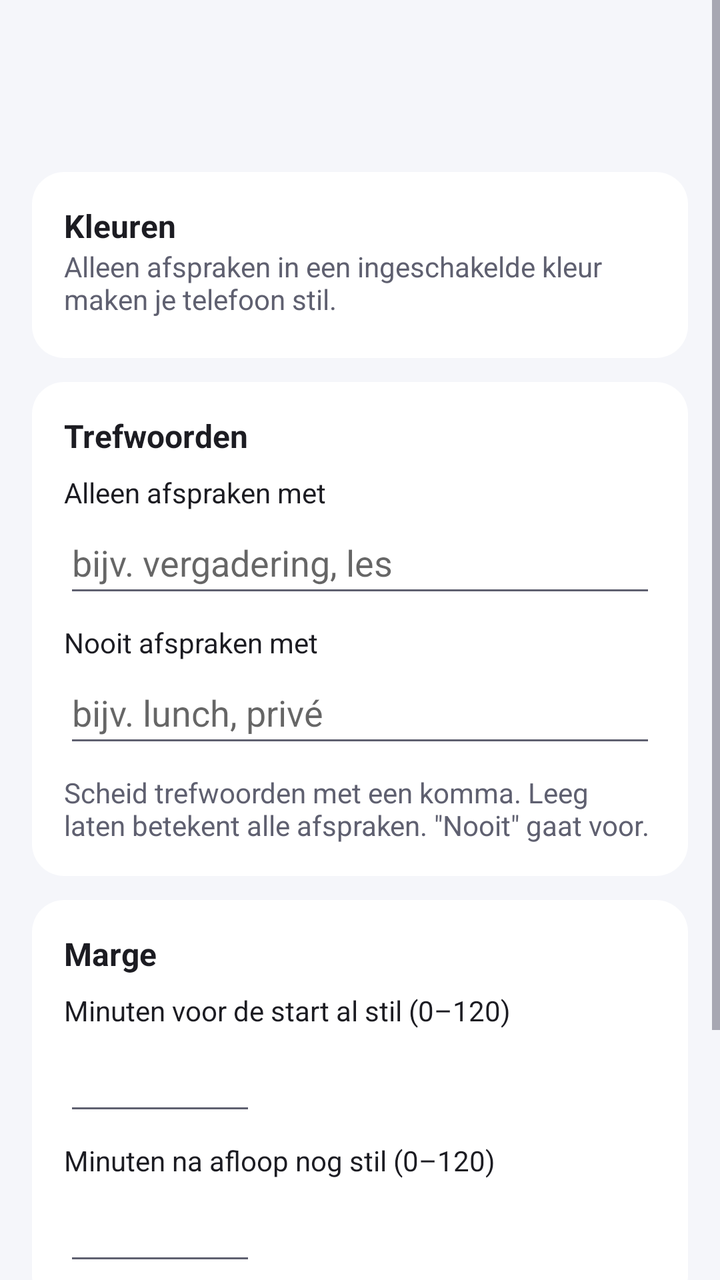
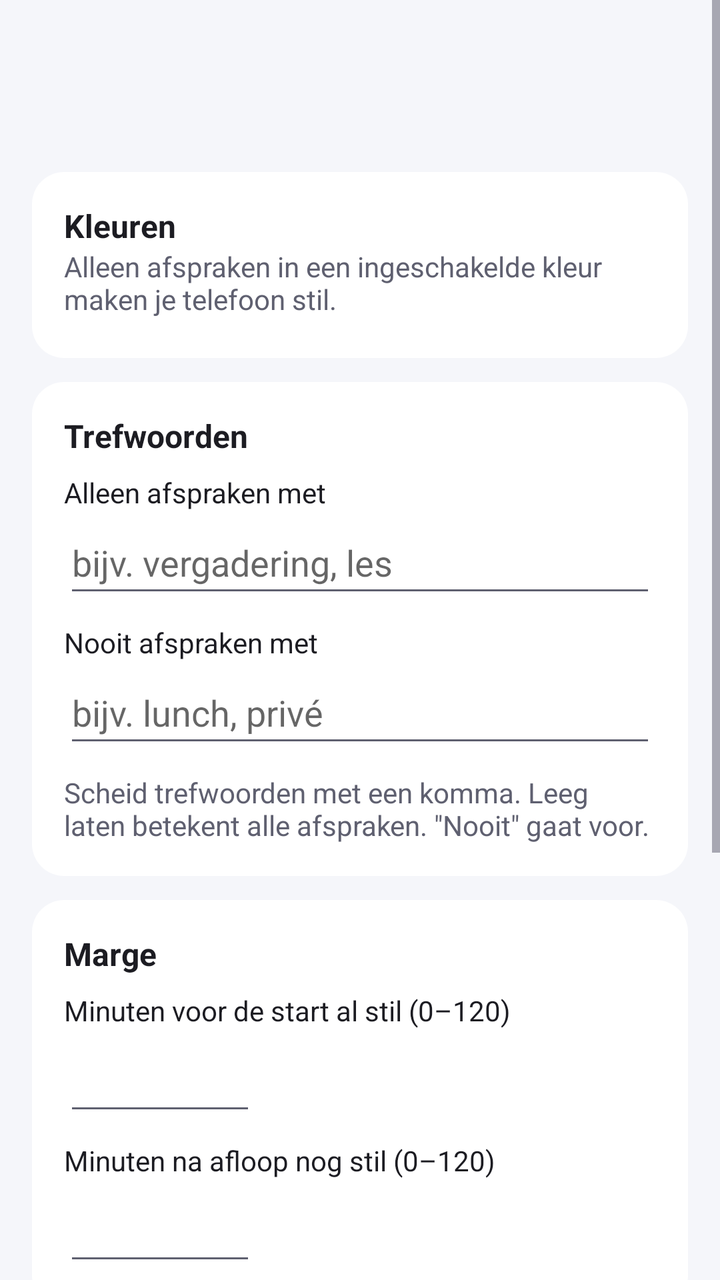

Before-and-after screenshots of an Android layout around one commit, followed by the original layout XML and the change that was made.
<!-- AndroidManifest.xml: application theme Theme.StilleModus -->
<!-- res/layout/activity_calendar_settings.xml -->
<?xml version="1.0" encoding="utf-8"?>
<ScrollView xmlns:android="http://schemas.android.com/apk/res/android"
    android:layout_width="match_parent"
    android:layout_height="match_parent"
    android:fitsSystemWindows="true">

    <LinearLayout
        android:layout_width="match_parent"
        android:layout_height="wrap_content"
        android:orientation="vertical"
        android:padding="16dp">

        <TextView
            android:id="@+id/calendarTitle"
            style="@style/ScreenTitle"
            android:layout_width="match_parent"
            android:layout_height="wrap_content" />

        <TextView
            android:id="@+id/calendarSubtitle"
            style="@style/Hint"
            android:layout_width="match_parent"
            android:layout_height="wrap_content"
            android:layout_marginBottom="16dp" />

        <LinearLayout
            style="@style/Card"
            android:layout_width="match_parent"
            android:layout_height="wrap_content"
            android:orientation="vertical">

            <TextView
                style="@style/SectionTitle"
                android:layout_width="match_parent"
                android:layout_height="wrap_content"
                android:text="@string/colors_title" />

            <TextView
                style="@style/Hint"
                android:layout_width="match_parent"
                android:layout_height="wrap_content"
                android:layout_marginBottom="4dp"
                android:text="@string/colors_hint" />

            <LinearLayout
                android:id="@+id/colorList"
                android:layout_width="match_parent"
                android:layout_height="wrap_content"
                android:orientation="vertical" />
        </LinearLayout>

        <LinearLayout
            style="@style/Card"
            android:layout_width="match_parent"
            android:layout_height="wrap_content"
            android:orientation="vertical">

            <TextView
                style="@style/SectionTitle"
                android:layout_width="match_parent"
                android:layout_height="wrap_content"
                android:layout_marginBottom="8dp"
                android:text="@string/keywords_title" />

            <TextView
                android:layout_width="match_parent"
                android:layout_height="wrap_content"
                android:labelFor="@+id/includeKeywords"
                android:text="@string/include_keywords_label"
                android:textColor="@color/text_primary" />

            <EditText
                android:id="@+id/includeKeywords"
                android:layout_width="match_parent"
                android:layout_height="wrap_content"
                android:layout_marginBottom="8dp"
                android:hint="@string/include_keywords_hint"
                android:importantForAutofill="no"
                android:inputType="text"
                android:minHeight="48dp" />

            <TextView
                android:layout_width="match_parent"
                android:layout_height="wrap_content"
                android:labelFor="@+id/excludeKeywords"
                android:text="@string/exclude_keywords_label"
                android:textColor="@color/text_primary" />

            <EditText
                android:id="@+id/excludeKeywords"
                android:layout_width="match_parent"
                android:layout_height="wrap_content"
                android:layout_marginBottom="8dp"
                android:hint="@string/exclude_keywords_hint"
                android:importantForAutofill="no"
                android:inputType="text"
                android:minHeight="48dp" />

            <TextView
                style="@style/Hint"
                android:layout_width="match_parent"
                android:layout_height="wrap_content"
                android:text="@string/keywords_hint" />
        </LinearLayout>

        <LinearLayout
            style="@style/Card"
            android:layout_width="match_parent"
            android:layout_height="wrap_content"
            android:orientation="vertical">

            <TextView
                style="@style/SectionTitle"
                android:layout_width="match_parent"
                android:layout_height="wrap_content"
                android:layout_marginBottom="8dp"
                android:text="@string/margin_title" />

            <TextView
                android:layout_width="match_parent"
                android:layout_height="wrap_content"
                android:labelFor="@+id/marginMinutes"
                android:text="@string/margin_label"
                android:textColor="@color/text_primary" />

            <EditText
                android:id="@+id/marginMinutes"
                android:layout_width="96dp"
                android:layout_height="wrap_content"
                android:layout_marginBottom="8dp"
                android:importantForAutofill="no"
                android:inputType="number"
                android:maxLength="3"
                android:minHeight="48dp" />

            <TextView
                android:layout_width="match_parent"
                android:layout_height="wrap_content"
                android:labelFor="@+id/marginAfterMinutes"
                android:text="@string/margin_after_label"
                android:textColor="@color/text_primary" />

            <EditText
                android:id="@+id/marginAfterMinutes"
                android:layout_width="96dp"
                android:layout_height="wrap_content"
                android:importantForAutofill="no"
                android:inputType="number"
                android:maxLength="3"
                android:minHeight="48dp" />
        </LinearLayout>

        <LinearLayout
            style="@style/Card"
            android:layout_width="match_parent"
            android:layout_height="wrap_content"
            android:orientation="vertical">

            <TextView
                style="@style/SectionTitle"
                android:layout_width="match_parent"
                android:layout_height="wrap_content"
                android:text="@string/all_day_title" />

            <Switch
                android:id="@+id/allDaySwitch"
                android:layout_width="match_parent"
                android:layout_height="wrap_content"
                android:minHeight="48dp"
                android:text="@string/all_day_label" />
        </LinearLayout>
    </LinearLayout>
</ScrollView>
<!-- resources referenced by this layout -->
<resources>
  <color name="text_primary">#1C1C22</color>
  <string name="all_day_label">Hele-dagafspraken meenemen</string>
  <string name="all_day_title">Hele dag</string>
  <string name="colors_hint">Alleen afspraken in een ingeschakelde kleur maken je telefoon stil.</string>
  <string name="colors_title">Kleuren</string>
  <string name="exclude_keywords_hint">bijv. lunch, privé</string>
  <string name="exclude_keywords_label">Nooit afspraken met</string>
  <string name="include_keywords_hint">bijv. vergadering, les</string>
  <string name="include_keywords_label">Alleen afspraken met</string>
  <string name="keywords_hint">Scheid trefwoorden met een komma. Leeg laten betekent alle afspraken. \"Nooit\" gaat voor.</string>
  <string name="keywords_title">Trefwoorden</string>
  <string name="margin_after_label">Minuten na afloop nog stil (0–120)</string>
  <string name="margin_label">Minuten voor de start al stil (0–120)</string>
  <string name="margin_title">Marge</string>
  <style name="Card">
          <item name="android:background">@drawable/card_background</item>
          <item name="android:padding">16dp</item>
          <item name="android:layout_marginBottom">12dp</item>
      </style>
  <style name="Hint">
          <item name="android:textSize">14sp</item>
          <item name="android:textColor">@color/text_secondary</item>
      </style>
  <style name="ScreenTitle">
          <item name="android:textSize">26sp</item>
          <item name="android:textStyle">bold</item>
          <item name="android:textColor">@color/text_primary</item>
      </style>
  <style name="SectionTitle">
          <item name="android:textSize">16sp</item>
          <item name="android:textStyle">bold</item>
          <item name="android:textColor">@color/text_primary</item>
      </style>
  <style name="Theme.StilleModus" parent="android:Theme.Material.Light.NoActionBar">
          <item name="android:colorPrimary">@color/brand</item>
          <item name="android:colorPrimaryDark">@color/background</item>
          <item name="android:colorAccent">@color/brand</item>
          <item name="android:colorBackground">@color/background</item>
          <item name="android:windowBackground">@color/background</item>
          <item name="android:statusBarColor">@color/background</item>
          <item name="android:navigationBarColor">@color/background</item>
          <item name="android:textColorPrimary">@color/text_primary</item>
          <item name="android:textColorSecondary">@color/text_secondary</item>
          <item name="android:windowLightStatusBar">true</item>
      </style>
  <!-- drawable card_background (drawable) -->
  <?xml version="1.0" encoding="utf-8"?>
  <shape xmlns:android="http://schemas.android.com/apk/res/android" android:shape="rectangle">
      <solid android:color="@color/surface" />
      <corners android:radius="16dp" />
  </shape>
  <color name="text_secondary">#5F6070</color>
  <color name="brand">#3F51B5</color>
  <color name="background">#F5F6FA</color>
  <color name="surface">#FFFFFF</color>
</resources>

<!-- the commit's change to res/layout/activity_calendar_settings.xml (unified diff, before → after) -->
@@ -169,5 +169,31 @@
                 android:minHeight="48dp"
                 android:text="@string/all_day_label" />
         </LinearLayout>
+
+        <LinearLayout
+            style="@style/Card"
+            android:layout_width="match_parent"
+            android:layout_height="wrap_content"
+            android:orientation="vertical">
+
+            <TextView
+                style="@style/SectionTitle"
+                android:layout_width="match_parent"
+                android:layout_height="wrap_content"
+                android:text="@string/invited_title" />
+
+            <Switch
+                android:id="@+id/invitedSwitch"
+                android:layout_width="match_parent"
+                android:layout_height="wrap_content"
+                android:minHeight="48dp"
+                android:text="@string/invited_label" />
+
+            <TextView
+                style="@style/Hint"
+                android:layout_width="match_parent"
+                android:layout_height="wrap_content"
+                android:text="@string/invited_hint" />
+        </LinearLayout>
     </LinearLayout>
 </ScrollView>
<!-- resource entries referenced after the edit -->
@@ -9,6 +9,9 @@
   <string name="exclude_keywords_label">Nooit afspraken met</string>
   <string name="include_keywords_hint">bijv. vergadering, les</string>
   <string name="include_keywords_label">Alleen afspraken met</string>
+  <string name="invited_hint">Staat dit uit, dan kan niemand je telefoon stil zetten met een uitnodiging die jij nog niet hebt geaccepteerd.</string>
+  <string name="invited_label">Onbeantwoorde uitnodigingen meenemen</string>
+  <string name="invited_title">Uitnodigingen</string>
   <string name="keywords_hint">Scheid trefwoorden met een komma. Leeg laten betekent alle afspraken. \"Nooit\" gaat voor.</string>
   <string name="keywords_title">Trefwoorden</string>
   <string name="margin_after_label">Minuten na afloop nog stil (0–120)</string>
